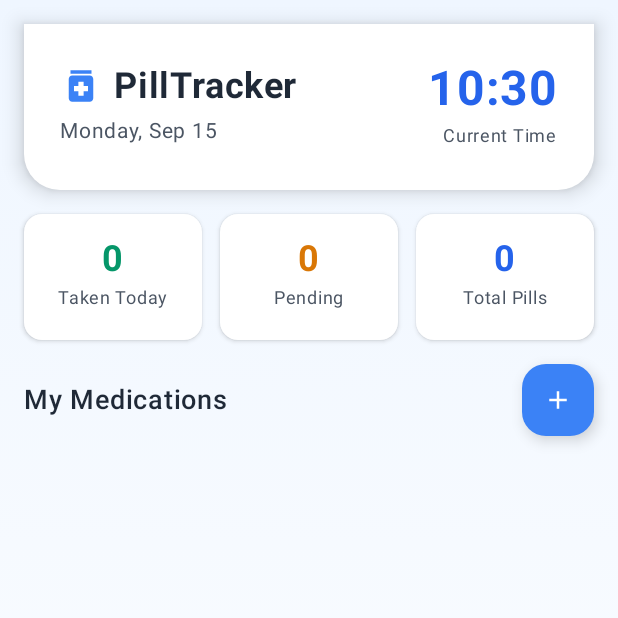
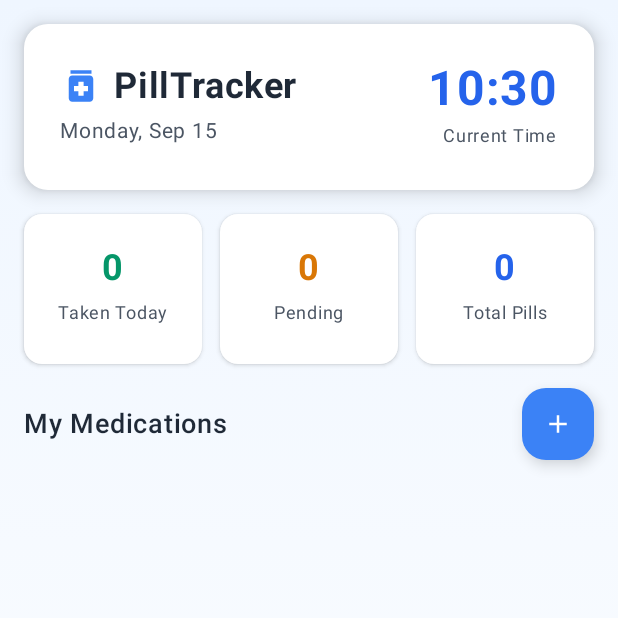
Before and after one commit to wahidsuman/Pill-, an Android app built with Jetpack Compose: the screen it shows after launch (MainActivity), on a phone screen of 412 x 824 dp, the top half of it. Run offline under Robolectric (Android 15) with nearby library versions, the phone set to English and light mode, and no system bars; our stand-ins replace Dagger/Hilt's generated code, Room's generated code.

Commit message:
fix: Make header box equal padding on all sides and stat cards equal size

```diff
--- a/app/src/main/java/com/pilltracker/app/ui/screen/PillTrackerScreen.kt
+++ b/app/src/main/java/com/pilltracker/app/ui/screen/PillTrackerScreen.kt
@@ -100,7 +100,7 @@ fun HeaderSection(currentTime: LocalDateTime) {
         modifier = Modifier
             .fillMaxWidth()
             .padding(16.dp),
-        shape = RoundedCornerShape(bottomStart = 24.dp, bottomEnd = 24.dp),
+        shape = RoundedCornerShape(16.dp),
         colors = CardDefaults.cardColors(containerColor = Color.White),
         elevation = CardDefaults.cardElevation(defaultElevation = 8.dp)
     ) {
@@ -197,15 +197,16 @@ fun StatCard(
     modifier: Modifier = Modifier
 ) {
     Card(
-        modifier = modifier,
+        modifier = modifier.height(100.dp),
         colors = CardDefaults.cardColors(containerColor = Color.White),
         elevation = CardDefaults.cardElevation(defaultElevation = 2.dp)
     ) {
         Column(
             modifier = Modifier
-                .fillMaxWidth()
+                .fillMaxSize()
                 .padding(16.dp),
-            horizontalAlignment = Alignment.CenterHorizontally
+            horizontalAlignment = Alignment.CenterHorizontally,
+            verticalArrangement = Arrangement.Center
         ) {
             Text(
                 text = value,
@@ -216,7 +217,8 @@ fun StatCard(
             Text(
                 text = title,
                 fontSize = 12.sp,
-                color = Gray600
+                color = Gray600,
+                modifier = Modifier.padding(top = 4.dp)
             )
         }
     }
```
